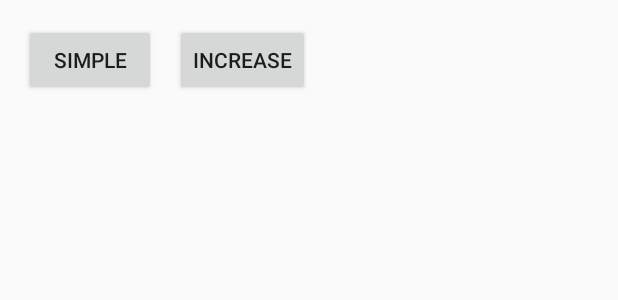
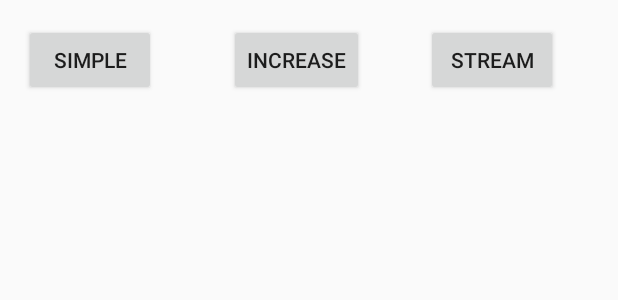
Before and after one commit to EvaristeGalois1/KotlinSamples, an Android app: the layout activity_riddle.xml on its own in the app's theme, with its tools: preview values and no code run, on a phone screen of 412 x 824 dp. Shown: the top 300 px of the screen. Run offline under Robolectric (Android 15) with nearby library versions, the phone set to English and light mode, and no system bars; network calls fail.

Commit message:
added stream

```diff
--- a/app/src/main/res/layout/activity_riddle.xml
+++ b/app/src/main/res/layout/activity_riddle.xml
@@ -34,8 +34,24 @@
         android:onClick="increaseClick"
         android:text="increase"
         app:layout_constraintEnd_toEndOf="parent"
-        app:layout_constraintHorizontal_bias="0.022"
+        app:layout_constraintHorizontal_bias="0.201"
         app:layout_constraintStart_toEndOf="@+id/button"
         app:layout_constraintTop_toTopOf="parent" />
 
+    <Button
+        android:id="@+id/button3"
+        android:layout_width="wrap_content"
+        android:layout_height="wrap_content"
+        android:layout_marginEnd="8dp"
+        android:layout_marginLeft="8dp"
+        android:layout_marginRight="8dp"
+        android:layout_marginStart="8dp"
+        android:layout_marginTop="16dp"
+        android:onClick="streamClick"
+        android:text="stream"
+        app:layout_constraintEnd_toEndOf="parent"
+        app:layout_constraintHorizontal_bias="0.511"
+        app:layout_constraintStart_toEndOf="@+id/button2"
+        app:layout_constraintTop_toTopOf="parent" />
+
 </android.support.constraint.ConstraintLayout>
```
Also changed, not shown: app/src/main/java/com/georgcantor/kotlinsamples/riddles/RiddleActivity.kt (+35 -0 lines).
